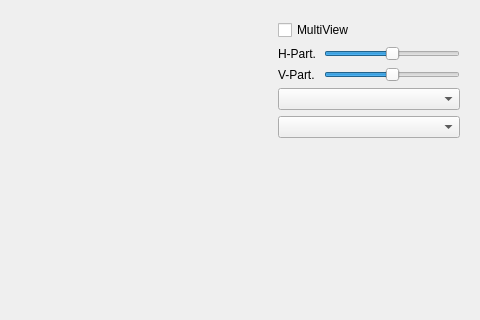
First picture: the form in src/HalfEdge2D/MainWindow.ui, repository RRValue/2DUniverse, before the edit; both pictures show x 521 to 1001 and y 0 to 320 of the 1001 by 523 pixel window.
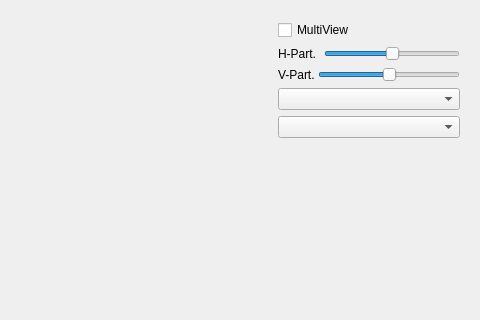
Second picture: the form after the edit. Custom widgets are drawn as their Qt base class.

```diff
--- a/src/HalfEdge2D/MainWindow.ui
+++ b/src/HalfEdge2D/MainWindow.ui
@@ -101,6 +101,9 @@
       <item>
        <widget class="QWidget" name="widget_2" native="true">
         <layout class="QHBoxLayout" name="horizontalLayout_3">
+         <property name="spacing">
+          <number>0</number>
+         </property>
          <property name="leftMargin">
           <number>0</number>
          </property>
```
Left out of the diff: 23 changed lines with no effect on the pictures.
